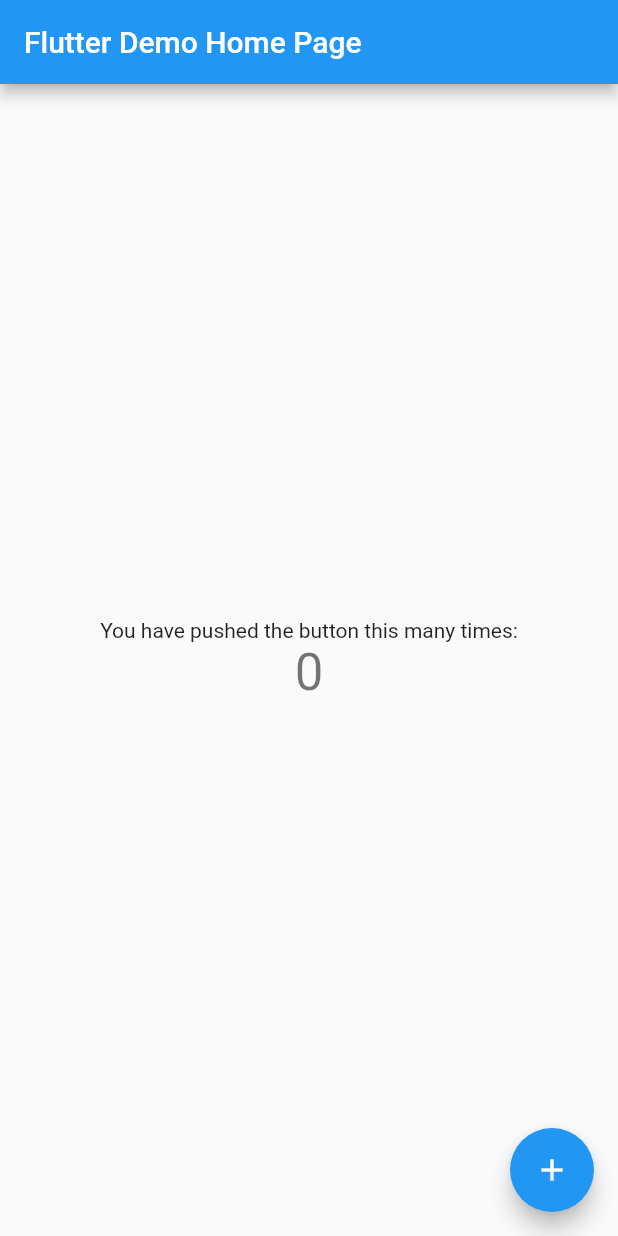
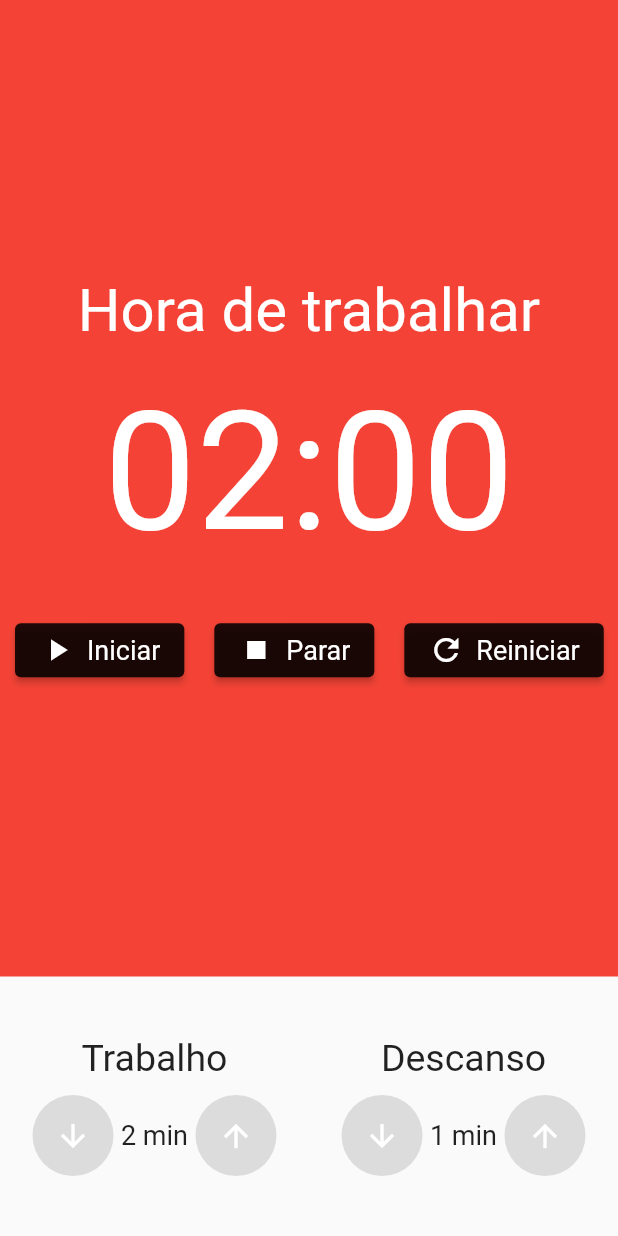
Before and after one commit to Gianne-dev/pomodoro_app, a Flutter app: the screen it shows after launch, on a phone screen of 412 x 824 dp. Run offline on Flutter 3.47's test engine with Material 2 defaults, Android fonts, the phone set to English and light mode, and no system bars; our stand-ins replace flutter_mobx.

Commit message:
add page and components

```diff
--- a/lib/main.dart
+++ b/lib/main.dart
@@ -1,4 +1,5 @@
 import 'package:flutter/material.dart';
+import 'package:pomodoro/presenter/pages/pomodoro_page.dart';
 
 void main() {
   runApp(const MyApp());
@@ -9,57 +10,12 @@ class MyApp extends StatelessWidget {
   @override
   Widget build(BuildContext context) {
     return MaterialApp(
+      debugShowCheckedModeBanner: false,
       title: 'Flutter Demo',
       theme: ThemeData(
         primarySwatch: Colors.blue,
       ),
-      home: const MyHomePage(title: 'Flutter Demo Home Page'),
+      home: const PomodoroPage(),
     );
   }
 }
-
-class MyHomePage extends StatefulWidget {
-  const MyHomePage({Key? key, required this.title}) : super(key: key);
-  final String title;
-
-  @override
-  State<MyHomePage> createState() => _MyHomePageState();
-}
-
-class _MyHomePageState extends State<MyHomePage> {
-  int _counter = 0;
-
-  void _incrementCounter() {
-    setState(() {
-      _counter++;
-    });
-  }
-
-  @override
-  Widget build(BuildContext context) {
-    return Scaffold(
-      appBar: AppBar(
-        title: Text(widget.title),
-      ),
-      body: Center(
-        child: Column(
-          mainAxisAlignment: MainAxisAlignment.center,
-          children: <Widget>[
-            const Text(
-              'You have pushed the button this many times:',
-            ),
-            Text(
-              '$_counter',
-              style: Theme.of(context).textTheme.headline4,
-            ),
-          ],
-        ),
-      ),
-      floatingActionButton: FloatingActionButton(
-        onPressed: _incrementCounter,
-        tooltip: 'Increment',
-        child: const Icon(Icons.add),
-      ),
-    );
-  }
-}
--- /dev/null
+++ b/lib/presenter/pages/components/stopwatch_buttom_component.dart
@@ -0,0 +1,37 @@
+import 'package:flutter/material.dart';
+
+class StopwatchButtomComponent extends StatelessWidget {
+  final String text;
+  final IconData icon;
+  final VoidCallback? click;
+  const StopwatchButtomComponent(
+      {Key? key, required this.text, required this.icon, this.click})
+      : super(key: key);
+
+  @override
+  Widget build(BuildContext context) {
+    return Padding(
+      padding: const EdgeInsets.all(10),
+      child: ElevatedButton(
+        style: ElevatedButton.styleFrom(
+          primary: Colors.black87,
+          textStyle: const TextStyle(
+            fontSize: 18,
+          ),
+        ),
+        onPressed: click,
+        child: Row(
+          children: [
+            Padding(
+              padding: const EdgeInsets.only(right: 8),
+              child: Icon(
+                icon,
+              ),
+            ),
+            Text(text)
+          ],
+        ),
+      ),
+    );
+  }
+}
--- /dev/null
+++ b/lib/presenter/pages/components/stopwatch_component.dart
@@ -0,0 +1,56 @@
+import 'package:flutter/material.dart';
+import 'package:flutter_mobx/flutter_mobx.dart';
+import 'package:pomodoro/presenter/pages/components/stopwatch_buttom_component.dart';
+
+class StopwatchComponent extends StatelessWidget {
+  const StopwatchComponent({Key? key}) : super(key: key);
+
+  @override
+  Widget build(BuildContext context) {
+    return Expanded(
+      child: Observer(builder: (_) {
+        return Container(
+          color: Colors.red,
+          child: Column(
+            mainAxisAlignment: MainAxisAlignment.center,
+            children: [
+              Text(
+                'Hora de trabalhar',
+                style: const TextStyle(
+                  fontSize: 40,
+                  color: Colors.white,
+                ),
+              ),
+              const SizedBox(height: 20),
+              Text(
+                '02:00',
+                style: const TextStyle(
+                  fontSize: 110,
+                  color: Colors.white,
+                ),
+              ),
+              const SizedBox(height: 20),
+              Row(
+                mainAxisAlignment: MainAxisAlignment.center,
+                children: [
+                  StopwatchButtomComponent(
+                      text: 'Iniciar', icon: Icons.play_arrow, click: () {}),
+                  StopwatchButtomComponent(
+                    text: 'Parar',
+                    icon: Icons.stop,
+                    click: () {},
+                  ),
+                  StopwatchButtomComponent(
+                    text: 'Reiniciar',
+                    icon: Icons.refresh,
+                    click: () {},
+                  ),
+                ],
+              ),
+            ],
+          ),
+        );
+      }),
+    );
+  }
+}
--- /dev/null
+++ b/lib/presenter/pages/components/time_input_component.dart
@@ -0,0 +1,59 @@
+import 'package:flutter/material.dart';
+
+class TimeInputComponent extends StatelessWidget {
+  final int valor;
+  final String titulo;
+  final VoidCallback? inc;
+  final VoidCallback? dec;
+  const TimeInputComponent(
+      {Key? key, required this.valor, required this.titulo, this.inc, this.dec})
+      : super(key: key);
+
+  @override
+  Widget build(BuildContext context) {
+    return Column(
+      crossAxisAlignment: CrossAxisAlignment.center,
+      children: [
+        Text(
+          titulo,
+          style: const TextStyle(fontSize: 25),
+        ),
+        const SizedBox(height: 10),
+        Row(
+          mainAxisAlignment: MainAxisAlignment.center,
+          children: [
+            _buildButtom(
+              icon: Icons.arrow_downward,
+              onPressed: dec,
+            ),
+            Text(
+              '$valor min',
+              style: const TextStyle(fontSize: 18),
+            ),
+            _buildButtom(
+              icon: Icons.arrow_upward,
+              onPressed: inc,
+            ),
+          ],
+        ),
+      ],
+    );
+  }
+
+  Widget _buildButtom({
+    required IconData icon,
+    VoidCallback? onPressed,
+  }) =>
+      ElevatedButton(
+        onPressed: onPressed,
+        style: ElevatedButton.styleFrom(
+          shape: const CircleBorder(),
+          padding: const EdgeInsets.all(15),
+          primary: Colors.red,
+        ),
+        child: Icon(
+          icon,
+          color: Colors.white,
+        ),
+      );
+}
--- /dev/null
+++ b/lib/presenter/pages/pomodoro_page.dart
@@ -0,0 +1,42 @@
+import 'package:flutter/material.dart';
+import 'package:flutter_mobx/flutter_mobx.dart';
+import 'components/stopwatch_component.dart';
+import 'components/time_input_component.dart';
+
+class PomodoroPage extends StatelessWidget {
+  const PomodoroPage({Key? key}) : super(key: key);
+
+  @override
+  Widget build(BuildContext context) {
+    return Scaffold(
+      body: Column(
+        crossAxisAlignment: CrossAxisAlignment.stretch,
+        children: [
+          const StopwatchComponent(),
+          Padding(
+            padding: const EdgeInsets.symmetric(vertical: 40),
+            child: Observer(builder: (_) {
+              return Row(
+                mainAxisAlignment: MainAxisAlignment.spaceAround,
+                children: [
+                  TimeInputComponent(
+                    valor: 2,
+                    titulo: 'Trabalho',
+                    inc: null,
+                    dec: null,
+                  ),
+                  TimeInputComponent(
+                    valor: 1,
+                    titulo: 'Descanso',
+                    inc: null,
+                    dec: null,
+                  ),
+                ],
+              );
+            }),
+          )
+        ],
+      ),
+    );
+  }
+}
```
